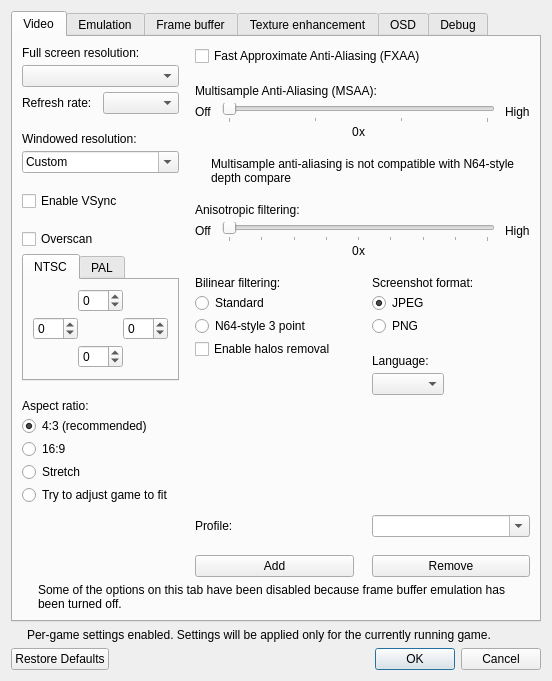
Above: GLideN64/src/GLideNUI/configDialog.ui from libretro/mupen64plus-libretro-nx before the change. Below: the same form after it.
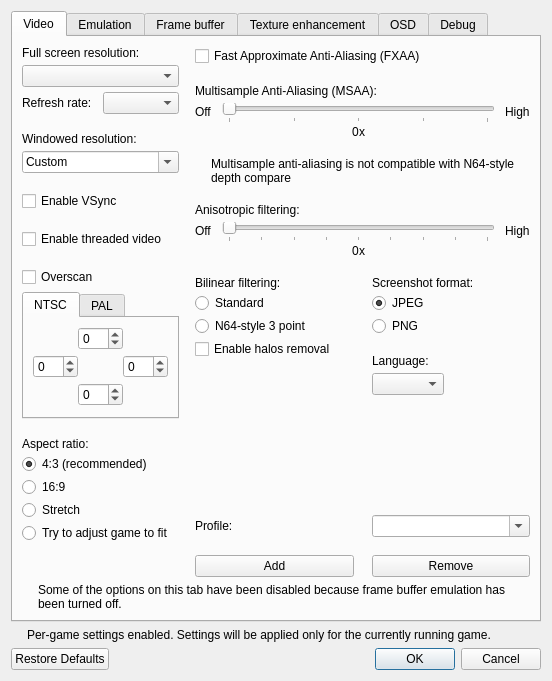
That is the form after the change. Icons and pictures are not drawn.

```diff
--- a/GLideN64/src/GLideNUI/configDialog.ui
+++ b/GLideN64/src/GLideNUI/configDialog.ui
@@ -160,6 +160,16 @@
              </property>
             </widget>
            </item>
+           <item>
+            <widget class="QCheckBox" name="vThreadedVideoCheckBox">
+             <property name="toolTip">
+              <string>&lt;html&gt;&lt;head/&gt;&lt;body&gt;&lt;p&gt;Threaded video can improve performance with poor OpenGL drivers at the cost of very marginal input lag, usually less than half a frame&lt;/p&gt;&lt;p&gt;[Recommended: &lt;span style=&quot; font-style:italic;&quot;&gt;Usually off, unless there are performance issues.&lt;/span&gt;]&lt;/p&gt;&lt;/body&gt;&lt;/html&gt;</string>
+             </property>
+             <property name="text">
+              <string>Enable threaded video</string>
+             </property>
+            </widget>
+           </item>
            <item>
             <widget class="QFrame" name="overscanFrame">
              <property name="minimumSize">
@@ -456,7 +466,7 @@
                     <item>
                      <widget class="QSlider" name="aliasingSlider">
                       <property name="maximum">
-                       <number>3</number>
+                       <number>4</number>
                       </property>
                       <property name="singleStep">
                        <number>1</number>
```
Left out of the diff: 17 changed lines with no effect on the pictures.
